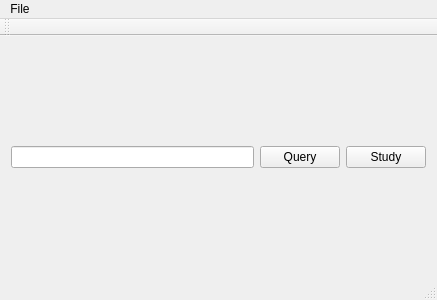
HuangHuafeng/repeat, file mainwindow.ui: the form before one commit.
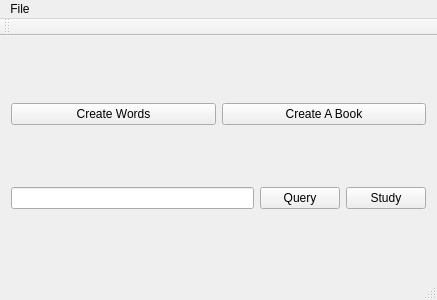
The form after the commit.

Patch:
```diff
--- a/mainwindow.ui
+++ b/mainwindow.ui
@@ -15,6 +15,24 @@
   </property>
   <widget class="QWidget" name="centralWidget">
    <layout class="QVBoxLayout" name="verticalLayout">
+    <item>
+     <layout class="QHBoxLayout" name="horizontalLayout_3">
+      <item>
+       <widget class="QPushButton" name="pushCreateWords">
+        <property name="text">
+         <string>Create Words</string>
+        </property>
+       </widget>
+      </item>
+      <item>
+       <widget class="QPushButton" name="pushCreateABook">
+        <property name="text">
+         <string>Create A Book</string>
+        </property>
+       </widget>
+      </item>
+     </layout>
+    </item>
     <item>
      <layout class="QHBoxLayout" name="horizontalLayout">
       <item>
```
